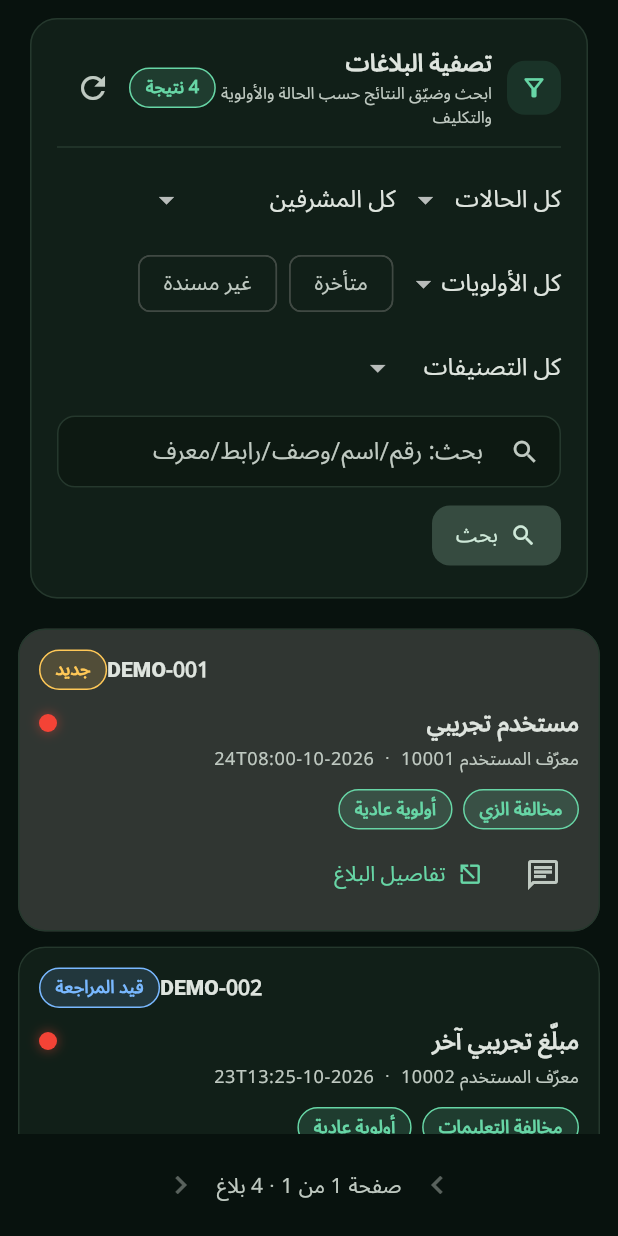
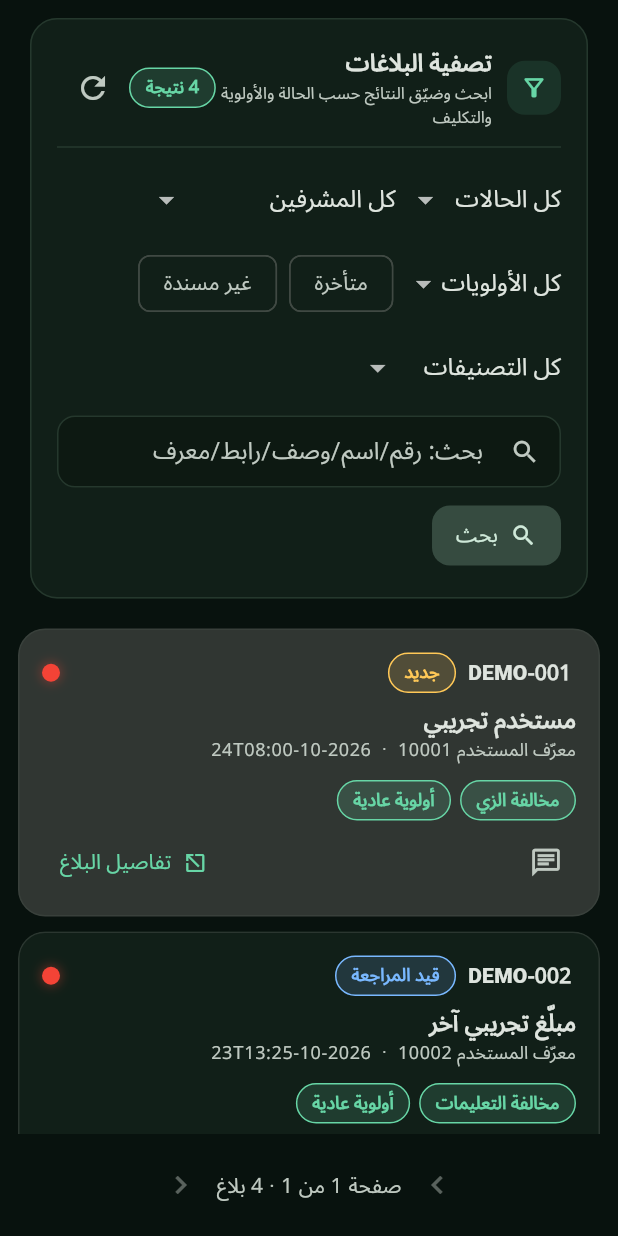
Before and after one commit to ABU-AZZAM-COM/mrw-bot, a Flutter app: the ReportsPage widget shown alone on an empty page, opened directly with empty values, on a phone screen of 412 x 824 dp. Run offline on Flutter 3.47's test engine with Material 3 defaults, Android fonts, the phone set to English and light mode, and no system bars; our stand-ins replace web; missing offline and left inert: dart:html, dart:js_interop.

Commit message:
feat(admin_web): denser report card with overdue/assignment badges and compact actions

```diff
--- a/admin_web/lib/pages/reports_page.dart
+++ b/admin_web/lib/pages/reports_page.dart
@@ -486,67 +486,81 @@ class _ReportsPageState extends State<ReportsPage> {
     final hasPhoto =
         report['has_photo'] == true ||
         (report['photo_file_id'] ?? '').toString().isNotEmpty;
+    final overdue = _isOverdue(report, status);
+    final assigned = (report['assigned_to'] ?? '').toString().isNotEmpty;
+    final muted = theme.colorScheme.onSurfaceVariant;
 
     return Card(
       clipBehavior: Clip.antiAlias,
+      elevation: 0,
       color: status == 'جديد'
           ? theme.colorScheme.surfaceContainerHighest
           : theme.cardColor,
+      shape: RoundedRectangleBorder(
+        borderRadius: BorderRadius.circular(AdminTokens.cardRadius),
+        side: BorderSide(
+          color: overdue
+              ? theme.colorScheme.error.withValues(alpha: 0.45)
+              : theme.colorScheme.outlineVariant.withValues(alpha: 0.55),
+        ),
+      ),
       child: InkWell(
         onTap: () => _detailDialog(context, report),
         child: Padding(
-          padding: const EdgeInsets.all(14),
+          padding: const EdgeInsets.all(AdminTokens.cardInset),
           child: Column(
             crossAxisAlignment: CrossAxisAlignment.start,
             children: [
+              // الصف الأول: رقم البلاغ + الحالة + تأخير المتابعة.
               Row(
                 children: [
-                  Expanded(
-                    child: SelectableText(
+                  SelectableText(
                     '${report['seq'] ?? '-'}',
                     textDirection: TextDirection.ltr,
                     style: theme.textTheme.titleSmall?.copyWith(
                       fontWeight: FontWeight.w800,
-                      ),
-                    ),
-                  ),
+                      letterSpacing: 0.2,
+                    ),
+                  ),
+                  const SizedBox(width: AdminTokens.gapSmall),
                   StateBadge(status, color: style?.$1 ?? Colors.grey),
-                ],
-              ),
-              const SizedBox(height: 10),
-              Row(
-                children: [
-                  Expanded(
-                    child: Text(
+                  if (overdue) ...[
+                    const SizedBox(width: AdminTokens.gapSmall),
+                    StateBadge(
+                      'متأخر',
+                      color: theme.colorScheme.error,
+                      icon: Icons.schedule,
+                    ),
+                  ],
+                  const Spacer(),
+                  UserActivityIndicator(
+                    lastSeen: report['user_last_at'] as String?,
+                  ),
+                ],
+              ),
+              const SizedBox(height: AdminTokens.gapSmall),
+              Text(
                 '${report['full_name'] ?? '-'}',
                 maxLines: 1,
                 overflow: TextOverflow.ellipsis,
                 style: theme.textTheme.titleMedium?.copyWith(
                   fontWeight: FontWeight.w700,
-                      ),
-                    ),
-                  ),
-                  const SizedBox(width: 8),
-                  UserActivityIndicator(
-                    lastSeen: report['user_last_at'] as String?,
-                  ),
-                ],
-              ),
-              const SizedBox(height: 4),
+                  height: 1.25,
+                ),
+              ),
+              const SizedBox(height: 2),
               Text(
                 'معرّف المستخدم ${report['user_id'] ?? '-'}'
                 '  ·  ${fmt((report['created_at'] ?? '') as String)}',
                 maxLines: 1,
                 overflow: TextOverflow.ellipsis,
                 textDirection: TextDirection.rtl,
-                style: theme.textTheme.bodySmall?.copyWith(
-                  color: theme.colorScheme.onSurfaceVariant,
-                ),
-              ),
-              const SizedBox(height: 12),
+                style: theme.textTheme.bodySmall?.copyWith(color: muted),
+              ),
+              const SizedBox(height: AdminTokens.gapMedium),
               Wrap(
-                spacing: 7,
-                runSpacing: 7,
+                spacing: 6,
+                runSpacing: 6,
                 children: [
                   StateBadge(
                     '${report['violation_type'] ?? 'بلا تصنيف'}',
@@ -556,51 +570,83 @@ class _ReportsPageState extends State<ReportsPage> {
                     'أولوية ${priorityLabel(priority)}',
                     color: _priorityColor(theme, priority),
                   ),
-                ],
-              ),
-              const SizedBox(height: 6),
-              Align(
-                alignment: AlignmentDirectional.centerStart,
-                child: Wrap(
-                  spacing: 4,
+                  if (assigned)
+                    StateBadge(
+                      'مسند',
+                      color: theme.colorScheme.tertiary,
+                      icon: Icons.person_outline,
+                    ),
+                ],
+              ),
+              const SizedBox(height: AdminTokens.gapSmall),
+              // شريط الإجراءات: أيقونات مضغوطة + زر التفاصيل الأساسي.
+              Row(
                 children: [
                   if (hasPhoto)
-                      IconButton(
+                    _compactIcon(
                       tooltip: 'معاينة صورة البلاغ',
+                      icon: Icons.image_search_outlined,
                       onPressed: reportId == null
                           ? null
                           : () => _previewPhoto(reportId),
-                        icon: const Icon(Icons.image_search_outlined),
                     ),
                   if (hasPhoto)
-                      IconButton(
+                    _compactIcon(
                       tooltip: 'تنزيل صورة البلاغ',
+                      icon: Icons.download_outlined,
                       onPressed: reportId == null
                           ? null
                           : () => _downloadPhoto(reportId),
-                        icon: const Icon(Icons.download_outlined),
-                      ),
-                    IconButton(
+                    ),
+                  _compactIcon(
                     tooltip: 'فتح محادثة مباشرة مع المستخدم',
+                    icon: Icons.chat_outlined,
                     onPressed: userId == null
                         ? null
                         : () => _openConversation(report),
-                      icon: const Icon(Icons.chat_outlined),
-                    ),
+                  ),
+                  const Spacer(),
                   TextButton.icon(
+                    style: TextButton.styleFrom(
+                      visualDensity: VisualDensity.compact,
+                      padding: const EdgeInsets.symmetric(
+                        horizontal: AdminTokens.gapMedium,
+                      ),
+                    ),
                     onPressed: () => _detailDialog(context, report),
-                      icon: const Icon(Icons.open_in_new, size: 17),
+                    icon: const Icon(Icons.open_in_new, size: 16),
                     label: const Text('تفاصيل البلاغ'),
                   ),
                 ],
               ),
-              ),
-            ],
-          ),
-        ),
-      ),
-    );
-  }
+            ],
+          ),
+        ),
+      ),
+    );
+  }
+
+  /// زر أيقونة مضغوط يحافظ على مساحة اللمس 40×40 مع تقليل الحشو البصري.
+  Widget _compactIcon({
+    required String tooltip,
+    required IconData icon,
+    required VoidCallback? onPressed,
+  }) => IconButton(
+    tooltip: tooltip,
+    onPressed: onPressed,
+    icon: Icon(icon, size: AdminTokens.iconMedium),
+    visualDensity: VisualDensity.compact,
+    constraints: const BoxConstraints.tightFor(width: 40, height: 40),
+    padding: EdgeInsets.zero,
+  );
+
+  /// هل تجاوز البلاغ موعد المتابعة وما زال مفتوحًا؟
+  bool _isOverdue(Map<String, dynamic> report, String status) {
+    if (status == 'معتمد' || status == 'مرفوض') return false;
+    final due = DateTime.tryParse('${report['due_at'] ?? ''}');
+    return due != null && due.isBefore(DateTime.now());
+  }
+
 
   Color _priorityColor(ThemeData theme, String priority) => switch (priority) {
     'urgent' => const Color(0xFFFF7C83),
--- a/admin_web/lib/widgets.dart
+++ b/admin_web/lib/widgets.dart
@@ -370,11 +370,15 @@ class StateBadge extends StatelessWidget {
     super.key,
     this.color = const Color(0xFF3FA66B),
     this.outline = false,
+    this.icon,
   });
 
   final String text;
   final Color color;
   final bool outline;
+
+  /// أيقونة اختيارية قبل النص (مثل رمز التأخير أو الإسناد).
+  final IconData? icon;
 
   @override
   Widget build(BuildContext context) {
@@ -386,9 +390,22 @@ class StateBadge extends StatelessWidget {
         border: Border.all(color: c),
         borderRadius: BorderRadius.circular(AdminTokens.cardRadius),
       ),
-      child: Text(
-        text,
-        style: TextStyle(color: c, fontSize: 12, fontWeight: FontWeight.w600),
+      child: Row(
+        mainAxisSize: MainAxisSize.min,
+        children: [
+          if (icon != null) ...[
+            Icon(icon, size: 13, color: c),
+            const SizedBox(width: 4),
+          ],
+          Text(
+            text,
+            style: TextStyle(
+              color: c,
+              fontSize: 12,
+              fontWeight: FontWeight.w600,
+            ),
+          ),
+        ],
       ),
     );
   }
```
Lines whose indentation alone changed are shown as unchanged.
